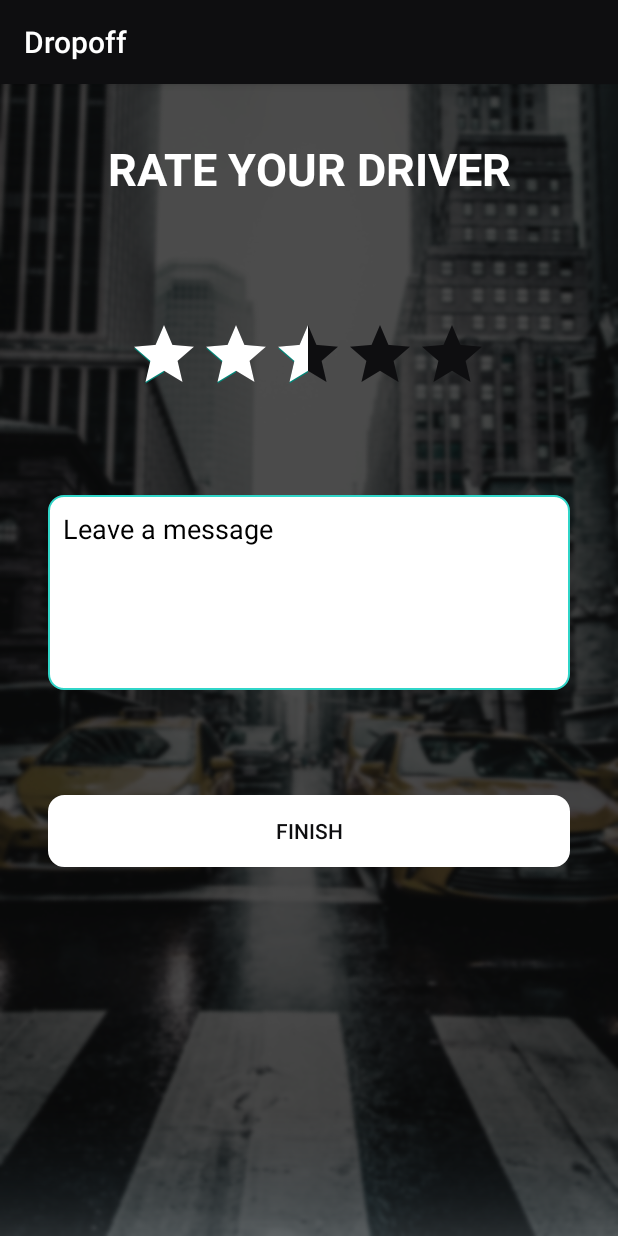
After one commit to OisinLynch/DropoffCarpoolApp, an Android app: the RateDriverActivity screen opened directly, with no data from a screen before it, on a phone screen of 412 x 824 dp. The commit adds this screen. Run offline under Robolectric (Android 15) with nearby library versions, the phone set to English and light mode, and no system bars; network calls fail.

Commit message:
Added driver rating page

```diff
--- /dev/null
+++ b/app/src/main/java/edu/olynch/carpoolprojectapp/RateDriverActivity.java
@@ -0,0 +1,70 @@
+package edu.olynch.carpoolprojectapp;
+
+import androidx.appcompat.app.AppCompatActivity;
+
+import android.content.Intent;
+import android.os.Bundle;
+import android.view.View;
+import android.widget.Button;
+import android.widget.RatingBar;
+import android.widget.Toast;
+
+public class RateDriverActivity extends AppCompatActivity {
+
+    Button mSubmitRating;
+    RatingBar mStarRating;
+    float myRating = 0;
+
+    @Override
+    protected void onCreate(Bundle savedInstanceState) {
+        super.onCreate(savedInstanceState);
+        setContentView(R.layout.activity_rate_driver);
+
+        mSubmitRating = (Button) findViewById(R.id.btnSubmitRating);
+        mStarRating = (RatingBar) findViewById(R.id.starRating);
+
+        mStarRating.setOnRatingBarChangeListener(new RatingBar.OnRatingBarChangeListener() {
+            @Override
+            public void onRatingChanged(RatingBar ratingBar, float v, boolean b) {
+
+                int rating = (int) v;
+                String message = null;
+
+                myRating = ratingBar.getRating();
+
+                switch (rating) {
+                    case 1:
+                        Toast.makeText(RateDriverActivity.this, "Poor Service", Toast.LENGTH_SHORT).show();
+                        message = "Poor Service";
+                        break;
+                    case 2:
+                        Toast.makeText(RateDriverActivity.this, "Adequate Service", Toast.LENGTH_SHORT).show();
+                        message = "Adequate Service";
+                        break;
+                    case 3:
+                        Toast.makeText(RateDriverActivity.this, "Average Service", Toast.LENGTH_SHORT).show();
+                        message = "Average Service";
+                        break;
+                    case 4:
+                        Toast.makeText(RateDriverActivity.this, "Good Service", Toast.LENGTH_SHORT).show();
+                        message = "Good Service";
+                        break;
+                    case 5:
+                        Toast.makeText(RateDriverActivity.this, "Great Service", Toast.LENGTH_SHORT).show();
+                        message = "Great Service";
+                        break;
+                }
+
+                Toast.makeText(RateDriverActivity.this, message, Toast.LENGTH_SHORT).show();
+            }
+        });
+
+        mSubmitRating.setOnClickListener(new View.OnClickListener() {
+            @Override
+            public void onClick(View view) {
+                Intent intent = new Intent(RateDriverActivity.this, CustomerMapActivity.class);
+                startActivity(intent);
+            }
+        });
+    }
+}
--- /dev/null
+++ b/app/src/main/res/drawable/edit_text_border_new.xml
@@ -0,0 +1,20 @@
+<?xml version="1.0" encoding="utf-8"?>
+<selector xmlns:android="http://schemas.android.com/apk/res/android">
+
+    <item android:state_enabled="true" android:state_focused="true">
+        <shape android:shape="rectangle">
+            <solid android:color="@color/white"/>
+            <corners android:radius="10dp"/>
+            <stroke android:color="@color/turquoise" android:width="1dp"/>
+        </shape>
+    </item>
+
+    <item android:state_enabled="true">
+        <shape android:shape="rectangle">
+            <solid android:color="@color/white"/>
+            <corners android:radius="10dp"/>
+            <stroke android:color="@color/jetBlack" android:width="1dp"/>
+        </shape>
+    </item>
+
+</selector>
--- a/app/src/main/res/drawable/round_button.xml
+++ b/app/src/main/res/drawable/round_button.xml
@@ -1,5 +1,6 @@
 <?xml version="1.0" encoding="utf-8"?>
 <shape xmlns:android="http://schemas.android.com/apk/res/android">
     <solid android:color="@color/white"/>
-        <corners android:radius="10dp"/>
+    <corners android:radius="10dp"/>
+    <stroke android:color="@color/jetBlack" android:width="2dp"/>
 </shape>
--- /dev/null
+++ b/app/src/main/res/layout/activity_rate_driver.xml
@@ -0,0 +1,81 @@
+<?xml version="1.0" encoding="utf-8"?>
+<androidx.constraintlayout.widget.ConstraintLayout xmlns:android="http://schemas.android.com/apk/res/android"
+    xmlns:app="http://schemas.android.com/apk/res-auto"
+    xmlns:tools="http://schemas.android.com/tools"
+    android:layout_width="match_parent"
+    android:layout_height="match_parent"
+    android:background="@drawable/taxiimagepng"
+    tools:context=".RateDriverActivity">
+
+    <RatingBar
+        android:id="@+id/starRating"
+        android:layout_width="wrap_content"
+        android:layout_height="wrap_content"
+        android:layout_marginStart="8dp"
+        android:layout_marginTop="80dp"
+        android:layout_marginEnd="8dp"
+        android:isIndicator="false"
+        android:numStars="5"
+        android:progressBackgroundTint="@color/jetBlack"
+        android:progressTint="@color/white"
+        android:rating="2.5"
+        android:stepSize="0.5"
+        app:layout_constraintEnd_toEndOf="parent"
+        app:layout_constraintHorizontal_bias="0.496"
+        app:layout_constraintStart_toStartOf="parent"
+        app:layout_constraintTop_toBottomOf="@+id/tvRateDriver" />
+
+    <TextView
+        android:id="@+id/tvRateDriver"
+        android:layout_width="wrap_content"
+        android:layout_height="wrap_content"
+        android:layout_marginTop="36dp"
+        android:text="RATE YOUR DRIVER"
+        android:textColor="@color/white"
+        android:textSize="30sp"
+        android:textStyle="bold"
+        app:layout_constraintEnd_toEndOf="parent"
+        app:layout_constraintStart_toStartOf="parent"
+        app:layout_constraintTop_toTopOf="parent" />
+
+    <Button
+        android:id="@+id/btnSubmitRating"
+        android:layout_width="match_parent"
+        android:layout_height="wrap_content"
+        android:layout_marginStart="32dp"
+        android:layout_marginTop="260dp"
+        android:layout_marginEnd="32dp"
+        android:background="@drawable/round_button"
+        android:backgroundTint="@color/white"
+        android:text="FINISH"
+        android:textColor="@color/jetBlack"
+        app:layout_constraintEnd_toEndOf="parent"
+        app:layout_constraintHorizontal_bias="0.0"
+        app:layout_constraintStart_toStartOf="parent"
+        app:layout_constraintTop_toBottomOf="@+id/starRating" />
+
+    <EditText
+        android:id="@+id/etRatingMessage"
+        android:layout_width="match_parent"
+        android:layout_height="wrap_content"
+        android:layout_marginStart="32dp"
+        android:layout_marginTop="60dp"
+        android:layout_marginEnd="32dp"
+        android:hint="Leave a message"
+        android:background="@drawable/edit_text_border_new"
+        android:textColor="@color/jetBlack"
+        android:textColorHint="@color/black"
+        android:gravity="top"
+        android:padding="10dp"
+        android:inputType="textMultiLine"
+        android:lines="5"
+        android:overScrollMode="always"
+        android:scrollbarStyle="insideInset"
+        android:scrollbars="vertical"
+        android:scrollHorizontally="false"
+        app:layout_constraintEnd_toEndOf="parent"
+        app:layout_constraintHorizontal_bias="0.0"
+        app:layout_constraintStart_toStartOf="parent"
+        app:layout_constraintTop_toBottomOf="@+id/starRating" />
+
+</androidx.constraintlayout.widget.ConstraintLayout>
--- a/app/src/main/res/values/colors.xml
+++ b/app/src/main/res/values/colors.xml
@@ -16,4 +16,5 @@
     <color name="lighterGrey">#ECECEC</color>
     <color name="white">#FFFFFF</color>
     <color name="jetBlack">#0E0E10</color>
+    <color name="turquoise">#30D5C8</color>
 </resources>
```
Also changed, not shown: app/src/main/AndroidManifest.xml (+5 -2 lines), app/src/main/java/edu/olynch/carpoolprojectapp/CustomerPaymentActivity.java (+10 -1 lines), app/src/main/res/drawable/custom_person_icon.xml (added, +10 -0 lines), app/src/main/res/drawable/custom_phone_icon.xml (added, +10 -0 lines), app/src/main/res/drawable/ic_email.xml (added, +10 -0 lines), app/src/main/res/drawable/ic_password.xml (added, +10 -0 lines), app/src/main/res/drawable/ic_person.xml (added, +10 -0 lines), app/src/main/res/drawable/ic_person_focused.xml (added, +10 -0 lines), app/src/main/res/drawable/ic_phone.xml (added, +10 -0 lines), app/src/main/res/drawable/ic_phone_focused.xml (added, +10 -0 lines), app/src/main/res/layout/activity_customer_map.xml (+7 -5 lines), app/src/main/res/layout/activity_customers_settings.xml (+48 -16 lines), app/src/main/res/layout/activity_rider_login.xml (+12 -10 lines), app/src/main/res/drawable/user2.png (added).
